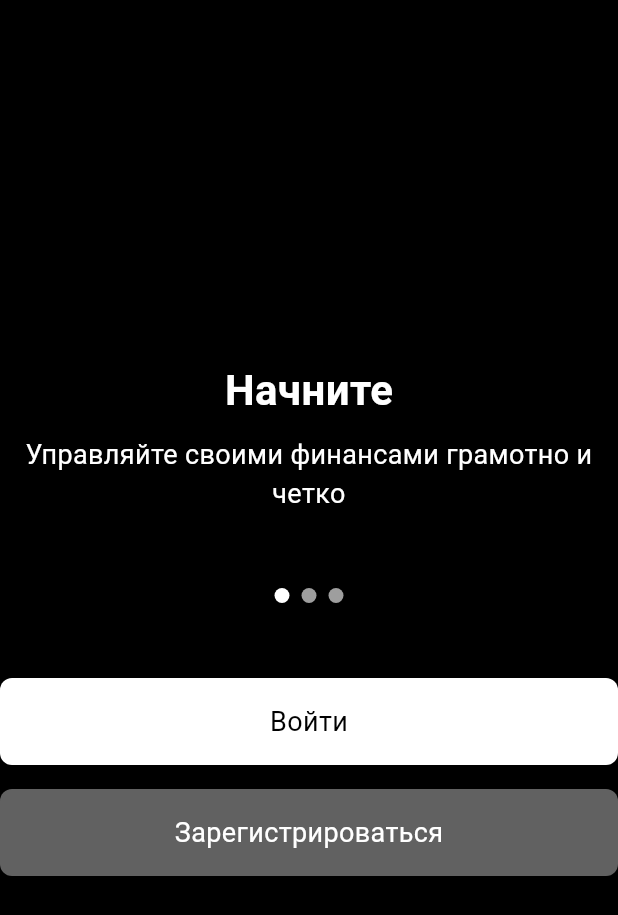
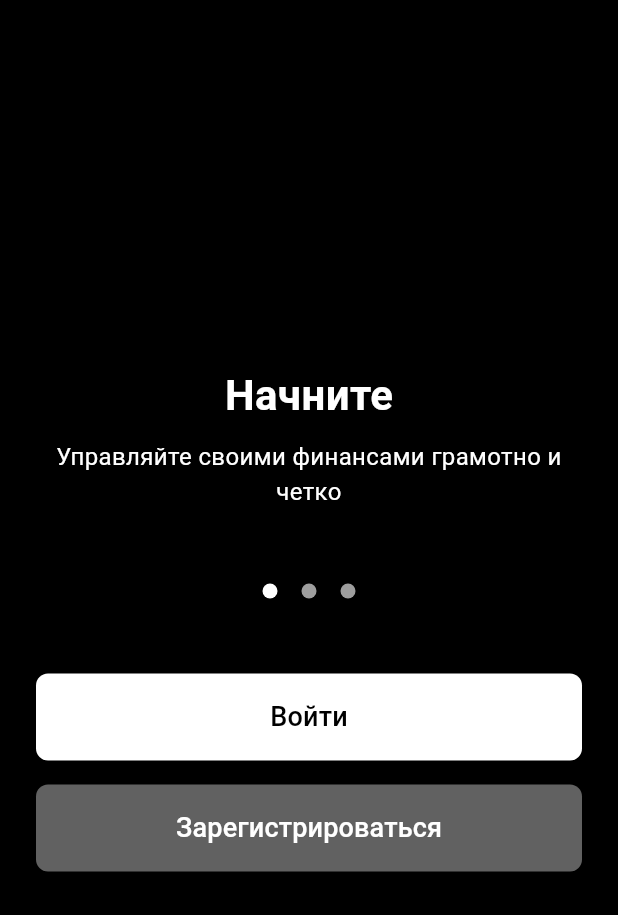
Before and after one commit to emman-py/MoneyGuardFrontend, a Flutter app: the screen it shows after launch, on a phone screen of 412 x 824 dp. Shown: the top 915 px of the screen. Run offline on Flutter 3.47's test engine with Material 3 defaults, Android fonts, the phone set to English and light mode, and no system bars.

Commit message:
Update message

```diff
--- a/lib/main.dart
+++ b/lib/main.dart
@@ -1,6 +1,6 @@
 import 'package:flutter/material.dart';
-import 'presentation/screens/splash_screen.dart'; // استيراد SplashScreen
-import 'presentation/screens/welcome_screen.dart'; // استيراد WelcomeScreen
+import 'presentation/screens/splash_screen.dart'; // استيراد شاشة البداية
+import 'presentation/screens/welcome_screen.dart'; // استيراد شاشة الترحيب
 
 void main() {
   runApp(const MyApp());
@@ -12,11 +12,16 @@ class MyApp extends StatelessWidget {
   @override
   Widget build(BuildContext context) {
     return MaterialApp(
-      title: 'MoneyGuard',
+      title: 'MoneyGuard', // عنوان التطبيق
       theme: ThemeData(
-        primarySwatch: Colors.blue,
+        primarySwatch: Colors.blue, // لون التطبيق الأساسي
       ),
-      home: const SplashScreen(), // تعيين SplashScreen كشاشة رئيسية
+      initialRoute: '/', // تحديد المسار الأولي للتطبيق
+      routes: {
+        '/': (context) => const SplashScreen(), // شاشة البداية كشاشة رئيسية
+        '/welcome': (context) => const WelcomeScreen(), // شاشة الترحيب
+        // يمكن إضافة المزيد من المسارات هنا عند الحاجة
+      },
     );
   }
 }
--- a/lib/presentation/screens/welcome_screen.dart
+++ b/lib/presentation/screens/welcome_screen.dart
@@ -1,5 +1,7 @@
 import 'package:flutter/material.dart';
 import '../widgets/circle_indicator.dart'; // استيراد CircleIndicator
+import 'login_screen.dart'; // استيراد شاشة تسجيل الدخول
+import 'register_screen.dart'; // استيراد شاشة تسجيل جديد
 
 class WelcomeScreen extends StatelessWidget {
   const WelcomeScreen({super.key});
@@ -7,10 +9,13 @@ class WelcomeScreen extends StatelessWidget {
   @override
   Widget build(BuildContext context) {
     return Scaffold(
-      backgroundColor: Colors.black,
-      body: Center(
+      backgroundColor: Colors.black, // خلفية سوداء
+      body: Padding(
+        padding: const EdgeInsets.symmetric(horizontal: 24), // مسافة جانبية
+        child: Center(
           child: Column(
             mainAxisAlignment: MainAxisAlignment.center,
+            crossAxisAlignment: CrossAxisAlignment.center,
             children: [
               // العنوان الرئيسي
               Text(
@@ -22,18 +27,20 @@ class WelcomeScreen extends StatelessWidget {
                 ),
               ),
 
+              // المسافة بين العنوان والوصف
+              SizedBox(height: 10),
+
               // الوصف
-            SizedBox(height: 10),
               Text(
                 'Управляйте своими финансами грамотно и четко',
                 style: TextStyle(
                   color: Colors.white,
-                fontSize: 18,
+                  fontSize: 16,
                 ),
                 textAlign: TextAlign.center,
               ),
 
-            // المسافة بين النصوص والدوائر
+              // المسافة بين الوصف والدوائر
               SizedBox(height: 50),
 
               // دوائر الخطوات
@@ -41,7 +48,9 @@ class WelcomeScreen extends StatelessWidget {
                 mainAxisAlignment: MainAxisAlignment.center,
                 children: [
                   CircleIndicator(isActive: true), // الدائرة الأولى نشطة
+                  SizedBox(width: 8), // مسافة بين الدوائر
                   CircleIndicator(isActive: false),
+                  SizedBox(width: 8), // مسافة بين الدوائر
                   CircleIndicator(isActive: false),
                 ],
               ),
@@ -50,21 +59,26 @@ class WelcomeScreen extends StatelessWidget {
               SizedBox(height: 50),
 
               // الزر الأول: تسجيل الدخول
-            Container(
-              width: double.infinity, // يجعل الزر يغطي العرض الكامل للشاشة
-              padding: EdgeInsets.symmetric(vertical: 16, horizontal: 32), // مسافة داخلية
-              decoration: BoxDecoration(
-                color: Colors.white, // الخلفية البيضاء
+              ElevatedButton(
+                onPressed: () {
+                  // الانتقال إلى صفحة تسجيل الدخول
+                  Navigator.push(
+                    context,
+                    MaterialPageRoute(builder: (context) => LoginScreen()),
+                  );
+                },
+                style: ElevatedButton.styleFrom(
+                  backgroundColor: Colors.white, // الخلفية البيضاء
+                  foregroundColor: Colors.black, // النص الأسود
+                  padding: EdgeInsets.symmetric(vertical: 16), // مسافة داخلية
+                  shape: RoundedRectangleBorder(
                     borderRadius: BorderRadius.circular(8), // زوايا مستديرة
                   ),
-              child: Center(
+                  minimumSize: Size(double.infinity, 50), // عرض كامل
+                ),
                 child: Text(
                   'Войти',
-                  style: TextStyle(
-                    color: Colors.black,
-                    fontSize: 18,
-                  ),
-                ),
+                  style: TextStyle(fontSize: 18),
                 ),
               ),
 
@@ -72,26 +86,32 @@ class WelcomeScreen extends StatelessWidget {
               SizedBox(height: 16),
 
               // الزر الثاني: تسجيل جديد
-            Container(
-              width: double.infinity, // يجعل الزر يغطي العرض الكامل للشاشة
-              padding: EdgeInsets.symmetric(vertical: 16, horizontal: 32), // مسافة داخلية
-              decoration: BoxDecoration(
-                color: Colors.grey[700], // الخلفية الرمادية المظلمة
+              ElevatedButton(
+                onPressed: () {
+                  // الانتقال إلى صفحة تسجيل جديد
+                  Navigator.push(
+                    context,
+                    MaterialPageRoute(builder: (context) => RegisterScreen()),
+                  );
+                },
+                style: ElevatedButton.styleFrom(
+                  backgroundColor: Colors.grey[700], // الخلفية الرمادية المظلمة
+                  foregroundColor: Colors.white, // النص الأبيض
+                  padding: EdgeInsets.symmetric(vertical: 16), // مسافة داخلية
+                  shape: RoundedRectangleBorder(
                     borderRadius: BorderRadius.circular(8), // زوايا مستديرة
                   ),
-              child: Center(
+                  minimumSize: Size(double.infinity, 50), // عرض كامل
+                ),
                 child: Text(
                   'Зарегистрироваться',
-                  style: TextStyle(
-                    color: Colors.white,
-                    fontSize: 18,
-                  ),
-                ),
+                  style: TextStyle(fontSize: 18),
                 ),
               ),
             ],
           ),
         ),
+      ),
     );
   }
 }
```
Also changed, not shown: lib/presentation/screens/login_screen.dart (added, +67 -0 lines), lib/presentation/screens/register_screen.dart (added, +73 -0 lines), lib/presentation/widgets/custom_input_field.dart (added, +34 -0 lines). Lines whose indentation alone changed are shown as unchanged.
